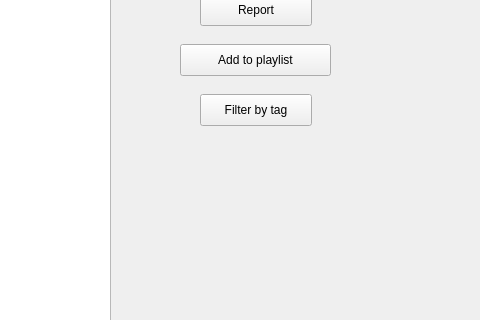
Old version of the form project/lab6/mainwindow.ui in the repository aneroid11/Databases; both pictures show x 320 to 800 and y 176 to 496 of the 800 by 600 pixel window.
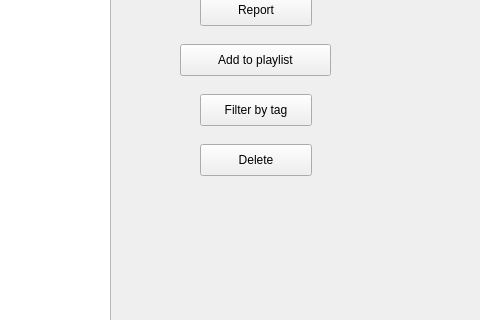
New version of the form.

Patch:
```diff
--- a/project/lab6/mainwindow.ui
+++ b/project/lab6/mainwindow.ui
@@ -708,6 +708,19 @@
        <string>Filter by tag</string>
       </property>
      </widget>
+     <widget class="QPushButton" name="allTracks_deleteButton">
+      <property name="geometry">
+       <rect>
+        <x>520</x>
+        <y>320</y>
+        <width>112</width>
+        <height>32</height>
+       </rect>
+      </property>
+      <property name="text">
+       <string>Delete</string>
+      </property>
+     </widget>
     </widget>
     <widget class="QWidget" name="myTracksPage">
      <widget class="QListWidget" name="myTracks_tracksListWidget">
```
